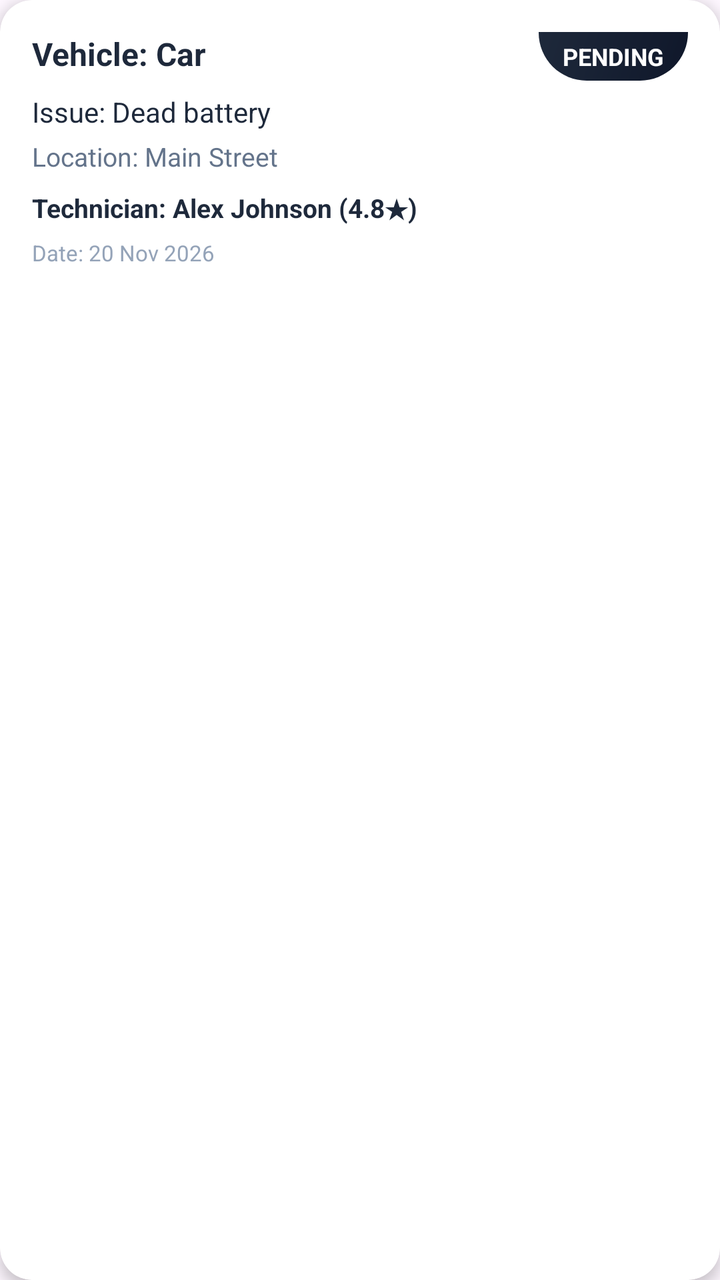
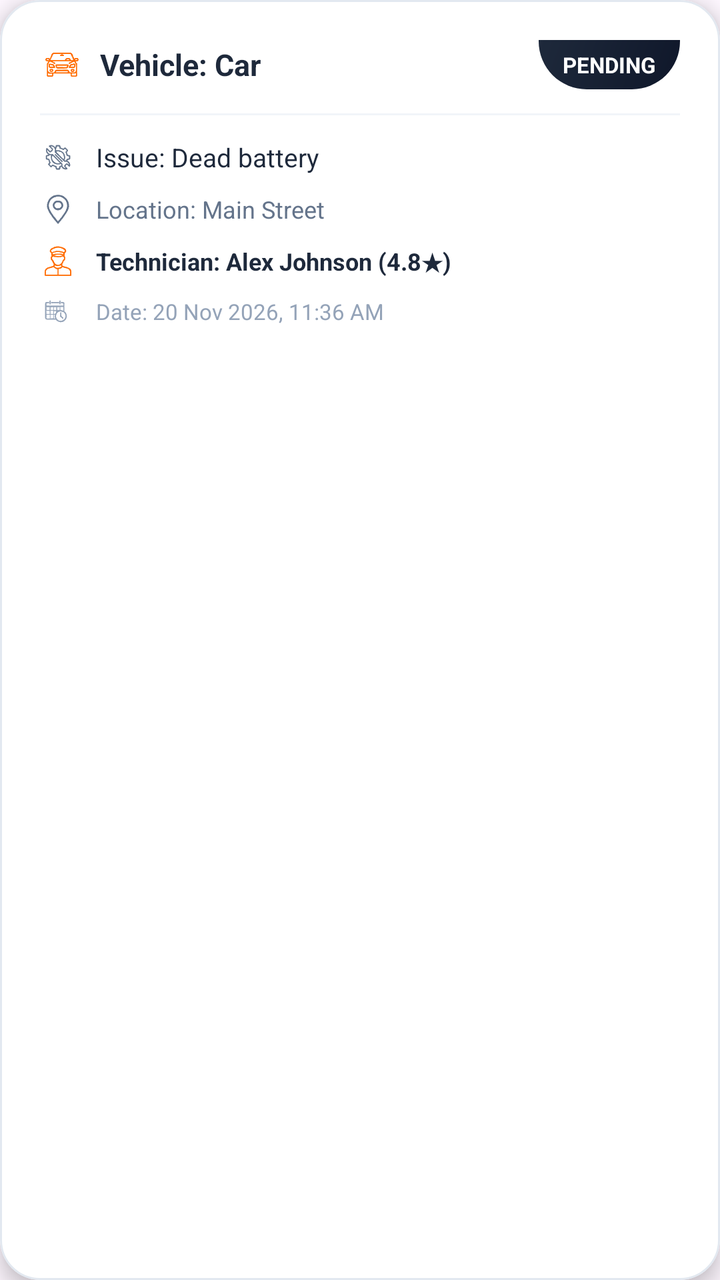

Before-and-after screenshots of an Android layout around one commit, followed by the original layout XML and the change that was made.
<!-- AndroidManifest.xml: application theme Theme.RoadSideAssistance -->
<!-- res/layout/item_request_history.xml -->
<?xml version="1.0" encoding="utf-8"?>
<com.google.android.material.card.MaterialCardView xmlns:android="http://schemas.android.com/apk/res/android"
    xmlns:app="http://schemas.android.com/apk/res-auto"
    android:layout_width="match_parent"
    android:layout_height="wrap_content"
    android:layout_marginStart="16dp"
    android:layout_marginTop="8dp"
    android:layout_marginEnd="16dp"
    android:layout_marginBottom="8dp"
    app:cardBackgroundColor="@color/card_bg"
    app:cardCornerRadius="16dp"
    app:cardElevation="4dp"
    app:strokeWidth="0dp">

    <LinearLayout
        android:layout_width="match_parent"
        android:layout_height="wrap_content"
        android:orientation="vertical"
        android:padding="16dp">

        <LinearLayout
            android:layout_width="match_parent"
            android:layout_height="wrap_content"
            android:orientation="horizontal">

            <TextView
                android:id="@+id/tvVehicleType"
                android:layout_width="0dp"
                android:layout_height="wrap_content"
                android:layout_weight="1"
                android:text="Vehicle: Car"
                android:textColor="@color/text_primary"
                android:textSize="16sp"
                android:textStyle="bold" />

            <TextView
                android:id="@+id/tvStatusBadge"
                android:layout_width="wrap_content"
                android:layout_height="wrap_content"
                android:background="@drawable/bg_header_gradient"
                android:paddingStart="12dp"
                android:paddingTop="4dp"
                android:paddingEnd="12dp"
                android:paddingBottom="4dp"
                android:text="PENDING"
                android:textColor="@color/text_white"
                android:textSize="12sp"
                android:textStyle="bold" />

        </LinearLayout>

        <TextView
            android:id="@+id/tvFuelDetails"
            android:layout_width="match_parent"
            android:layout_height="wrap_content"
            android:layout_marginTop="6dp"
            android:text="Fuel: Petrol (5 L) • Est: ₹500.00"
            android:textColor="@color/primary_orange"
            android:textSize="13sp"
            android:textStyle="bold"
            android:visibility="gone" />

        <TextView
            android:id="@+id/tvIssue"
            android:layout_width="match_parent"
            android:layout_height="wrap_content"
            android:layout_marginTop="6dp"
            android:text="Issue: Dead battery"
            android:textColor="@color/text_primary"
            android:textSize="14sp" />

        <TextView
            android:id="@+id/tvLocation"
            android:layout_width="match_parent"
            android:layout_height="wrap_content"
            android:layout_marginTop="4dp"
            android:text="Location: Main Street"
            android:textColor="@color/text_secondary"
            android:textSize="13sp" />

        <TextView
            android:id="@+id/tvTechnician"
            android:layout_width="match_parent"
            android:layout_height="wrap_content"
            android:layout_marginTop="8dp"
            android:text="Technician: Alex Johnson (4.8★)"
            android:textColor="@color/text_primary"
            android:textSize="13sp"
            android:textStyle="bold" />

        <TextView
            android:id="@+id/tvDate"
            android:layout_width="match_parent"
            android:layout_height="wrap_content"
            android:layout_marginTop="6dp"
            android:text="Date: 20 Nov 2026"
            android:textColor="@color/text_muted"
            android:textSize="11sp" />

        
        <LinearLayout
            android:id="@+id/layoutActionButtons"
            android:layout_width="match_parent"
            android:layout_height="wrap_content"
            android:layout_marginTop="12dp"
            android:orientation="horizontal"
            android:visibility="gone">

            <com.google.android.material.button.MaterialButton
                android:id="@+id/btnItemEdit"
                android:layout_width="0dp"
                android:layout_height="40dp"
                android:layout_weight="1"
                android:backgroundTint="@color/primary_orange"
                android:text="Edit"
                android:textColor="@color/text_white"
                android:textSize="12sp"
                android:textStyle="bold"
                app:cornerRadius="8dp" />

            <Space
                android:layout_width="10dp"
                android:layout_height="wrap_content" />

            <com.google.android.material.button.MaterialButton
                android:id="@+id/btnItemCancel"
                android:layout_width="0dp"
                android:layout_height="40dp"
                android:layout_weight="1"
                android:backgroundTint="@color/error_red"
                android:text="Cancel"
                android:textColor="@color/text_white"
                android:textSize="12sp"
                android:textStyle="bold"
                app:cornerRadius="8dp" />

        </LinearLayout>

        
        <com.google.android.material.button.MaterialButton
            android:id="@+id/btnItemFeedback"
            android:layout_width="match_parent"
            android:layout_height="40dp"
            android:layout_marginTop="12dp"
            android:backgroundTint="@color/success_green"
            android:text="Rate Service / Give Feedback"
            android:textColor="@color/text_white"
            android:textSize="12sp"
            android:textStyle="bold"
            app:cornerRadius="8dp"
            android:visibility="gone" />

    </LinearLayout>

</com.google.android.material.card.MaterialCardView>
<!-- resources referenced by this layout -->
<resources>
  <color name="card_bg">#FFFFFF</color>
  <color name="error_red">#EF4444</color>
  <color name="primary_orange">#FF6B00</color>
  <color name="success_green">#10B981</color>
  <color name="text_muted">#94A3B8</color>
  <color name="text_primary">#1E293B</color>
  <color name="text_secondary">#64748B</color>
  <color name="text_white">#FFFFFF</color>
  <!-- drawable bg_header_gradient (drawable) -->
  <?xml version="1.0" encoding="utf-8"?>
  <shape xmlns:android="http://schemas.android.com/apk/res/android"
      android:shape="rectangle">
      <gradient
          android:angle="135"
          android:endColor="@color/splash_bg_end"
          android:startColor="@color/splash_bg_start" />
      <corners
          android:bottomLeftRadius="24dp"
          android:bottomRightRadius="24dp" />
  </shape>
  <style name="Theme.RoadSideAssistance" parent="Base.Theme.RoadSideAssistance" />
  <color name="splash_bg_end">#1E293B</color>
  <color name="splash_bg_start">#0F172A</color>
  <style name="Base.Theme.RoadSideAssistance" parent="Theme.Material3.DayNight.NoActionBar">
          
          
      </style>
</resources>

<!-- the commit's change to res/layout/item_request_history.xml (unified diff, before → after) -->
@@ -6,32 +6,51 @@
     android:layout_marginStart="16dp"
     android:layout_marginTop="8dp"
     android:layout_marginEnd="16dp"
-    android:layout_marginBottom="8dp"
+    android:layout_marginBottom="12dp"
     app:cardBackgroundColor="@color/card_bg"
-    app:cardCornerRadius="16dp"
-    app:cardElevation="4dp"
-    app:strokeWidth="0dp">
+    app:cardCornerRadius="20dp"
+    app:cardElevation="6dp"
+    app:strokeColor="#E2E8F0"
+    app:strokeWidth="1dp">
 
     <LinearLayout
         android:layout_width="match_parent"
         android:layout_height="wrap_content"
         android:orientation="vertical"
-        android:padding="16dp">
-
-        <LinearLayout
-            android:layout_width="match_parent"
-            android:layout_height="wrap_content"
-            android:orientation="horizontal">
-
-            <TextView
-                android:id="@+id/tvVehicleType"
+        android:padding="20dp">
+
+        
+        <LinearLayout
+            android:layout_width="match_parent"
+            android:layout_height="wrap_content"
+            android:gravity="center_vertical"
+            android:orientation="horizontal">
+
+            <LinearLayout
                 android:layout_width="0dp"
                 android:layout_height="wrap_content"
                 android:layout_weight="1"
-                android:text="Vehicle: Car"
-                android:textColor="@color/text_primary"
-                android:textSize="16sp"
-                android:textStyle="bold" />
+                android:gravity="center_vertical"
+                android:orientation="horizontal">
+
+                <ImageView
+                    android:layout_width="22dp"
+                    android:layout_height="22dp"
+                    android:contentDescription="Vehicle"
+                    android:src="@drawable/ic_car"
+                    app:tint="@color/primary_orange" />
+
+                <TextView
+                    android:id="@+id/tvVehicleType"
+                    android:layout_width="wrap_content"
+                    android:layout_height="wrap_content"
+                    android:layout_marginStart="8dp"
+                    android:text="Vehicle: Car"
+                    android:textColor="@color/text_primary"
+                    android:textSize="15sp"
+                    android:textStyle="bold" />
+
+            </LinearLayout>
 
             <TextView
                 android:id="@+id/tvStatusBadge"
@@ -39,100 +58,186 @@
                 android:layout_height="wrap_content"
                 android:background="@drawable/bg_header_gradient"
                 android:paddingStart="12dp"
-                android:paddingTop="4dp"
+                android:paddingTop="5dp"
                 android:paddingEnd="12dp"
-                android:paddingBottom="4dp"
+                android:paddingBottom="5dp"
                 android:text="PENDING"
                 android:textColor="@color/text_white"
+                android:textSize="11sp"
+                android:textStyle="bold" />
+
+        </LinearLayout>
+
+        
+        <View
+            android:layout_width="match_parent"
+            android:layout_height="1dp"
+            android:layout_marginTop="12dp"
+            android:layout_marginBottom="12dp"
+            android:background="#F1F5F9" />
+
+        
+        <LinearLayout
+            android:id="@+id/layoutFuelBox"
+            android:layout_width="match_parent"
+            android:layout_height="wrap_content"
+            android:layout_marginBottom="12dp"
+            android:background="@drawable/splash_bg_gradient"
+            android:orientation="vertical"
+            android:padding="12dp"
+            android:visibility="gone">
+
+            <TextView
+                android:id="@+id/tvFuelDetails"
+                android:layout_width="match_parent"
+                android:layout_height="wrap_content"
+                android:text="Fuel: Petrol (5 L) • Est: ₹500.00"
+                android:textColor="@color/primary_orange"
+                android:textSize="13sp"
+                android:textStyle="bold" />
+
+        </LinearLayout>
+
+        
+        <LinearLayout
+            android:layout_width="match_parent"
+            android:layout_height="wrap_content"
+            android:layout_marginBottom="8dp"
+            android:gravity="center_vertical"
+            android:orientation="horizontal">
+
+            <ImageView
+                android:layout_width="18dp"
+                android:layout_height="18dp"
+                android:contentDescription="Issue"
+                android:src="@drawable/ic_issue"
+                app:tint="@color/icon_tint" />
+
+            <TextView
+                android:id="@+id/tvIssue"
+                android:layout_width="match_parent"
+                android:layout_height="wrap_content"
+                android:layout_marginStart="10dp"
+                android:text="Issue: Dead battery"
+                android:textColor="@color/text_primary"
+                android:textSize="13sp" />
+
+        </LinearLayout>
+
+        
+        <LinearLayout
+            android:layout_width="match_parent"
+            android:layout_height="wrap_content"
+            android:layout_marginBottom="8dp"
+            android:gravity="center_vertical"
+            android:orientation="horizontal">
+
+            <ImageView
+                android:layout_width="18dp"
+                android:layout_height="18dp"
+                android:contentDescription="Location"
+                android:src="@drawable/ic_location"
+                app:tint="@color/icon_tint" />
+
+            <TextView
+                android:id="@+id/tvLocation"
+                android:layout_width="match_parent"
+                android:layout_height="wrap_content"
+                android:layout_marginStart="10dp"
+                android:text="Location: Main Street"
+                android:textColor="@color/text_secondary"
+                android:textSize="12sp" />
+
+        </LinearLayout>
+
+        
+        <LinearLayout
+            android:layout_width="match_parent"
+            android:layout_height="wrap_content"
+            android:layout_marginBottom="8dp"
+            android:gravity="center_vertical"
+            android:orientation="horizontal">
+
+            <ImageView
+                android:layout_width="18dp"
+                android:layout_height="18dp"
+                android:contentDescription="Technician"
+                android:src="@drawable/ic_mechanic"
+                app:tint="@color/primary_orange" />
+
+            <TextView
+                android:id="@+id/tvTechnician"
+                android:layout_width="match_parent"
+                android:layout_height="wrap_content"
+                android:layout_marginStart="10dp"
+                android:text="Technician: Alex Johnson (4.8★)"
+                android:textColor="@color/text_primary"
                 android:textSize="12sp"
                 android:textStyle="bold" />
 
         </LinearLayout>
 
-        <TextView
-            android:id="@+id/tvFuelDetails"
-            android:layout_width="match_parent"
-            android:layout_height="wrap_content"
-            android:layout_marginTop="6dp"
-            android:text="Fuel: Petrol (5 L) • Est: ₹500.00"
-            android:textColor="@color/primary_orange"
-            android:textSize="13sp"
-            android:textStyle="bold"
-            android:visibility="gone" />
-
-        <TextView
-            android:id="@+id/tvIssue"
-            android:layout_width="match_parent"
-            android:layout_height="wrap_content"
-            android:layout_marginTop="6dp"
-            android:text="Issue: Dead battery"
-            android:textColor="@color/text_primary"
-            android:textSize="14sp" />
-
-        <TextView
-            android:id="@+id/tvLocation"
-            android:layout_width="match_parent"
-            android:layout_height="wrap_content"
-            android:layout_marginTop="4dp"
-            android:text="Location: Main Street"
-            android:textColor="@color/text_secondary"
-            android:textSize="13sp" />
-
-        <TextView
-            android:id="@+id/tvTechnician"
-            android:layout_width="match_parent"
-            android:layout_height="wrap_content"
-            android:layout_marginTop="8dp"
-            android:text="Technician: Alex Johnson (4.8★)"
-            android:textColor="@color/text_primary"
-            android:textSize="13sp"
-            android:textStyle="bold" />
-
-        <TextView
-            android:id="@+id/tvDate"
-            android:layout_width="match_parent"
-            android:layout_height="wrap_content"
-            android:layout_marginTop="6dp"
-            android:text="Date: 20 Nov 2026"
-            android:textColor="@color/text_muted"
-            android:textSize="11sp" />
+        
+        <LinearLayout
+            android:layout_width="match_parent"
+            android:layout_height="wrap_content"
+            android:gravity="center_vertical"
+            android:orientation="horizontal">
+
+            <ImageView
+                android:layout_width="16dp"
+                android:layout_height="16dp"
+                android:contentDescription="Date"
+                android:src="@drawable/ic_date"
+                app:tint="@color/text_muted" />
+
+            <TextView
+                android:id="@+id/tvDate"
+                android:layout_width="match_parent"
+                android:layout_height="wrap_content"
+                android:layout_marginStart="12dp"
+                android:text="Date: 20 Nov 2026, 11:36 AM"
+                android:textColor="@color/text_muted"
+                android:textSize="11sp" />
+
+        </LinearLayout>
 
         
         <LinearLayout
             android:id="@+id/layoutActionButtons"
             android:layout_width="match_parent"
             android:layout_height="wrap_content"
-            android:layout_marginTop="12dp"
+            android:layout_marginTop="16dp"
             android:orientation="horizontal"
             android:visibility="gone">
 
             <com.google.android.material.button.MaterialButton
                 android:id="@+id/btnItemEdit"
                 android:layout_width="0dp"
-                android:layout_height="40dp"
+                android:layout_height="44dp"
                 android:layout_weight="1"
                 android:backgroundTint="@color/primary_orange"
-                android:text="Edit"
+                android:text="Edit Request"
                 android:textColor="@color/text_white"
-                android:textSize="12sp"
+                android:textSize="13sp"
                 android:textStyle="bold"
-                app:cornerRadius="8dp" />
+                app:cornerRadius="12dp" />
 
             <Space
-                android:layout_width="10dp"
+                android:layout_width="12dp"
                 android:layout_height="wrap_content" />
 
             <com.google.android.material.button.MaterialButton
                 android:id="@+id/btnItemCancel"
                 android:layout_width="0dp"
-                android:layout_height="40dp"
+                android:layout_height="44dp"
                 android:layout_weight="1"
                 android:backgroundTint="@color/error_red"
-                android:text="Cancel"
+                android:text="Cancel Request"
                 android:textColor="@color/text_white"
-                android:textSize="12sp"
+                android:textSize="13sp"
                 android:textStyle="bold"
-                app:cornerRadius="8dp" />
+                app:cornerRadius="12dp" />
 
         </LinearLayout>
 
@@ -140,14 +245,14 @@
         <com.google.android.material.button.MaterialButton
             android:id="@+id/btnItemFeedback"
             android:layout_width="match_parent"
-            android:layout_height="40dp"
-            android:layout_marginTop="12dp"
+            android:layout_height="44dp"
+            android:layout_marginTop="16dp"
             android:backgroundTint="@color/success_green"
             android:text="Rate Service / Give Feedback"
             android:textColor="@color/text_white"
-            android:textSize="12sp"
+            android:textSize="13sp"
             android:textStyle="bold"
-            app:cornerRadius="8dp"
+            app:cornerRadius="12dp"
             android:visibility="gone" />
 
     </LinearLayout>
<!-- resource entries referenced after the edit -->
@@ -2,6 +2,7 @@
 <resources>
   <color name="card_bg">#FFFFFF</color>
   <color name="error_red">#EF4444</color>
+  <color name="icon_tint">#64748B</color>
   <color name="primary_orange">#FF6B00</color>
   <color name="success_green">#10B981</color>
   <color name="text_muted">#94A3B8</color>
@@ -20,6 +21,22 @@
           android:bottomLeftRadius="24dp"
           android:bottomRightRadius="24dp" />
   </shape>
+  <!-- drawable ic_car: vector/xml drawable (drawable, 88031 chars, omitted) -->
+  <!-- drawable ic_date: vector/xml drawable (drawable, 63168 chars, omitted) -->
+  <!-- drawable ic_issue: vector/xml drawable (drawable, 100850 chars, omitted) -->
+  <!-- drawable ic_location: vector/xml drawable (drawable, 51076 chars, omitted) -->
+  <!-- drawable ic_mechanic: vector/xml drawable (drawable, 66067 chars, omitted) -->
+  <!-- drawable splash_bg_gradient (drawable) -->
+  <?xml version="1.0" encoding="utf-8"?>
+  <shape xmlns:android="http://schemas.android.com/apk/res/android"
+      android:shape="rectangle">
+      <gradient
+          android:angle="135"
+          android:startColor="@color/splash_bg_start"
+          android:centerColor="#152033"
+          android:endColor="@color/splash_bg_end"
+          android:type="linear" />
+  </shape>
   <style name="Theme.RoadSideAssistance" parent="Base.Theme.RoadSideAssistance" />
   <color name="splash_bg_end">#1E293B</color>
   <color name="splash_bg_start">#0F172A</color>
